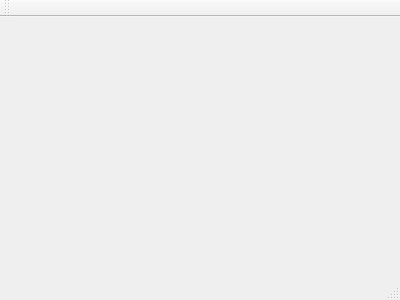
The window that GUI/mainwindow.ui (hkl123/gui-in-progress) describes before a commit, drawn with Qt 5.
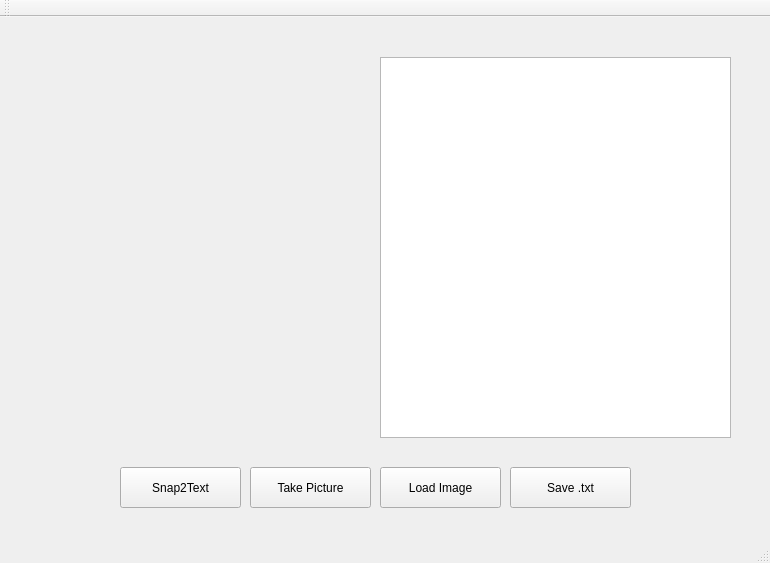
The same window after the commit.

Commit message: Added Buttons, widget box,  and TextBox

Patch:
```diff
--- a/GUI/mainwindow.ui
+++ b/GUI/mainwindow.ui
@@ -1,24 +1,112 @@
 <ui version="4.0">
  <class>MainWindow</class>
- <widget class="QMainWindow" name="MainWindow" >
-  <property name="geometry" >
+ <widget class="QMainWindow" name="MainWindow">
+  <property name="geometry">
    <rect>
     <x>0</x>
     <y>0</y>
-    <width>400</width>
-    <height>300</height>
+    <width>770</width>
+    <height>563</height>
    </rect>
   </property>
   <property name="windowTitle" >
    <string>MainWindow</string>
   </property>
-  <widget class="QMenuBar" name="menuBar" />
-  <widget class="QToolBar" name="mainToolBar" />
-  <widget class="QWidget" name="centralWidget" />
-  <widget class="QStatusBar" name="statusBar" />
+  <widget class="QWidget" name="centralWidget">
+   <widget class="QPushButton" name="pushButton">
+    <property name="geometry">
+     <rect>
+      <x>120</x>
+      <y>450</y>
+      <width>121</width>
+      <height>41</height>
+     </rect>
+    </property>
+    <property name="text">
+     <string>Snap2Text</string>
+    </property>
+   </widget>
+   <widget class="QPushButton" name="pushButton_2">
+    <property name="geometry">
+     <rect>
+      <x>250</x>
+      <y>450</y>
+      <width>121</width>
+      <height>41</height>
+     </rect>
+    </property>
+    <property name="text">
+     <string>Take Picture</string>
+    </property>
+   </widget>
+   <widget class="QPushButton" name="pushButton_3">
+    <property name="geometry">
+     <rect>
+      <x>380</x>
+      <y>450</y>
+      <width>121</width>
+      <height>41</height>
+     </rect>
+    </property>
+    <property name="text">
+     <string>Load Image</string>
+    </property>
+   </widget>
+   <widget class="QPushButton" name="pushButton_4">
+    <property name="geometry">
+     <rect>
+      <x>510</x>
+      <y>450</y>
+      <width>121</width>
+      <height>41</height>
+     </rect>
+    </property>
+    <property name="text">
+     <string>Save .txt</string>
+    </property>
+   </widget>
+   <widget class="QPlainTextEdit" name="plainTextEdit">
+    <property name="geometry">
+     <rect>
+      <x>380</x>
+      <y>40</y>
+      <width>351</width>
+      <height>381</height>
+     </rect>
+    </property>
+   </widget>
+   <widget class="QWidget" name="widget" native="true">
+    <property name="geometry">
+     <rect>
+      <x>39</x>
+      <y>40</y>
+      <width>331</width>
+      <height>381</height>
+     </rect>
+    </property>
+   </widget>
+  </widget>
+  <widget class="QMenuBar" name="menuBar">
+   <property name="geometry">
+    <rect>
+     <x>0</x>
+     <y>0</y>
+     <width>770</width>
+     <height>21</height>
+    </rect>
+   </property>
+  </widget>
+  <widget class="QToolBar" name="mainToolBar">
+   <attribute name="toolBarArea">
+    <enum>TopToolBarArea</enum>
+   </attribute>
+   <attribute name="toolBarBreak">
+    <bool>false</bool>
+   </attribute>
+  </widget>
+  <widget class="QStatusBar" name="statusBar"/>
  </widget>
- <layoutDefault spacing="6" margin="11" />
- <pixmapfunction></pixmapfunction>
+ <layoutdefault spacing="6" margin="11"/>
  <resources/>
  <connections/>
 </ui>
```
Left out of the diff: 3 changed lines with no effect on the pictures.
